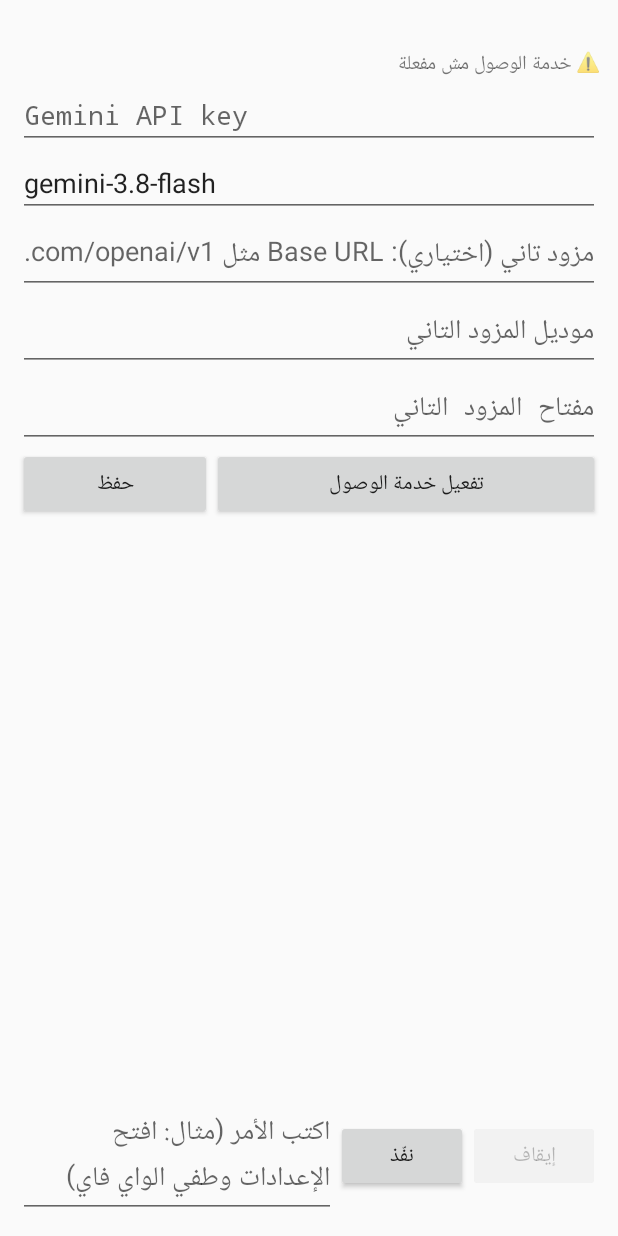
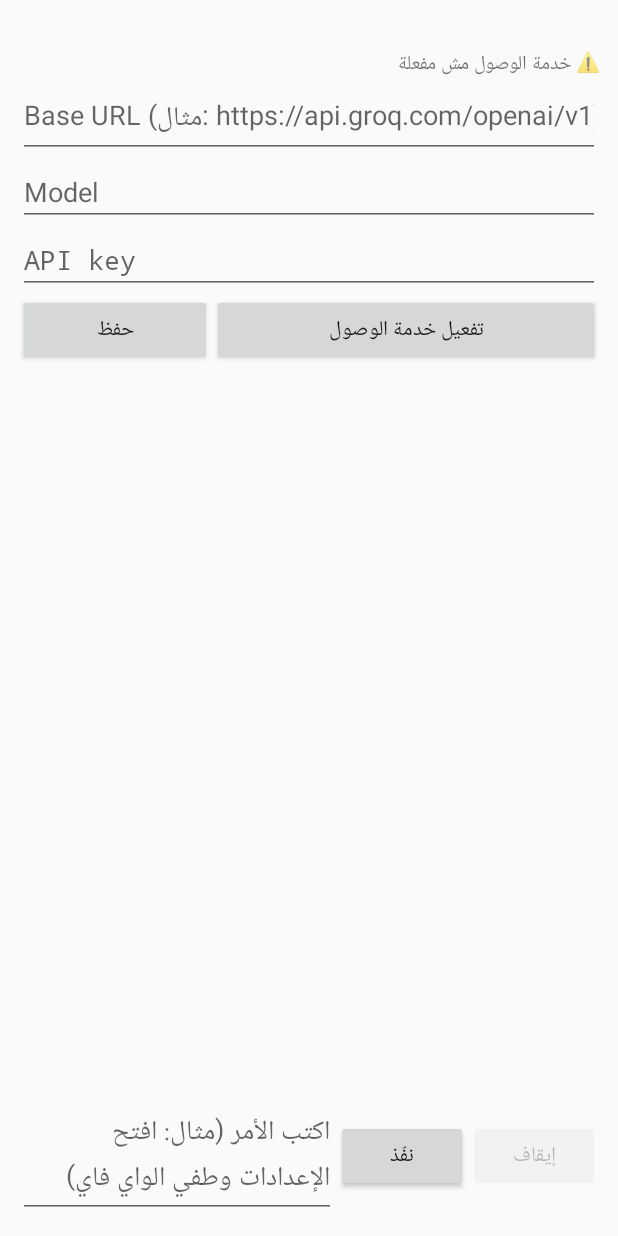
Before and after one commit to ansabdaiia557-eng/device-agent, an Android app: the screen it shows after launch (MainActivity), after a tap on "حفظ", on a phone screen of 412 x 824 dp. Run offline under Robolectric (Android 15) with nearby library versions, the phone set to English and light mode, and no system bars.

Commit message:
Single OpenAI-compatible provider, remove Gemini

```diff
--- a/app/build.gradle.kts
+++ b/app/build.gradle.kts
@@ -9,8 +9,8 @@ android {
         applicationId = "com.anas.deviceagent"
         minSdk = 26
         targetSdk = 34
-        versionCode = 5
-        versionName = "0.5"
+        versionCode = 6
+        versionName = "0.6"
     }
     signingConfigs {
         create("fixed") {
--- a/app/src/main/java/com/anas/deviceagent/MainActivity.kt
+++ b/app/src/main/java/com/anas/deviceagent/MainActivity.kt
@@ -28,36 +28,23 @@ class MainActivity : Activity() {
             isFocusableInTouchMode = true
         }
         status = TextView(this).apply { textSize = 13f }
-        val keyEt = EditText(this).apply {
-            hint = "Gemini API key"
-            inputType = InputType.TYPE_CLASS_TEXT or InputType.TYPE_TEXT_VARIATION_PASSWORD
-            setText(prefs.getString("key", ""))
-            setSingleLine()
-        }
-        val modelEt = EditText(this).apply {
-            hint = "Model"
-            setText((prefs.getString("model", "gemini-3.8-flash") ?: "gemini-3.8-flash").let { if (it == "gemini-2.5-flash") "gemini-3.8-flash" else it })
-            setSingleLine()
-        }
         val baseEt = EditText(this).apply {
-            hint = "مزود تاني (اختياري): Base URL مثل https://api.groq.com/openai/v1"
+            hint = "Base URL (مثال: https://api.groq.com/openai/v1)"
             setText(prefs.getString("base2", "")); setSingleLine()
         }
         val model2Et = EditText(this).apply {
-            hint = "موديل المزود التاني"
+            hint = "Model"
             setText(prefs.getString("model2", "")); setSingleLine()
         }
         val key2Et = EditText(this).apply {
-            hint = "مفتاح المزود التاني"
+            hint = "API key"
             inputType = InputType.TYPE_CLASS_TEXT or InputType.TYPE_TEXT_VARIATION_PASSWORD
             setText(prefs.getString("key2", "")); setSingleLine()
         }
         val saveBtn = Button(this).apply {
             text = "حفظ"
             setOnClickListener {
-                prefs.edit().putString("key", keyEt.text.toString().trim())
-                    .putString("model", modelEt.text.toString().trim().ifEmpty { "gemini-3.8-flash" })
-                    .putString("base2", baseEt.text.toString().trim())
+                prefs.edit().putString("base2", baseEt.text.toString().trim())
                     .putString("model2", model2Et.text.toString().trim())
                     .putString("key2", key2Et.text.toString().trim()).apply()
                 Toast.makeText(this@MainActivity, "تم الحفظ", Toast.LENGTH_SHORT).show()
@@ -98,8 +85,7 @@ class MainActivity : Activity() {
             addView(sendBtn); addView(stopBtn)
         }
         root.addView(status)
-        root.addView(keyEt); root.addView(modelEt)
-        root.addView(baseEt); root.addView(model2Et); root.addView(key2Et); root.addView(row1)
+                root.addView(baseEt); root.addView(model2Et); root.addView(key2Et); root.addView(row1)
         root.addView(scroll, LinearLayout.LayoutParams(-1, 0, 1f))
         root.addView(row2)
         setContentView(root)
```
Also changed, not shown: app/src/main/java/com/anas/deviceagent/Agent.kt (+7 -26 lines), app/src/main/java/com/anas/deviceagent/Gemini.kt (deleted, +0 -40 lines).
